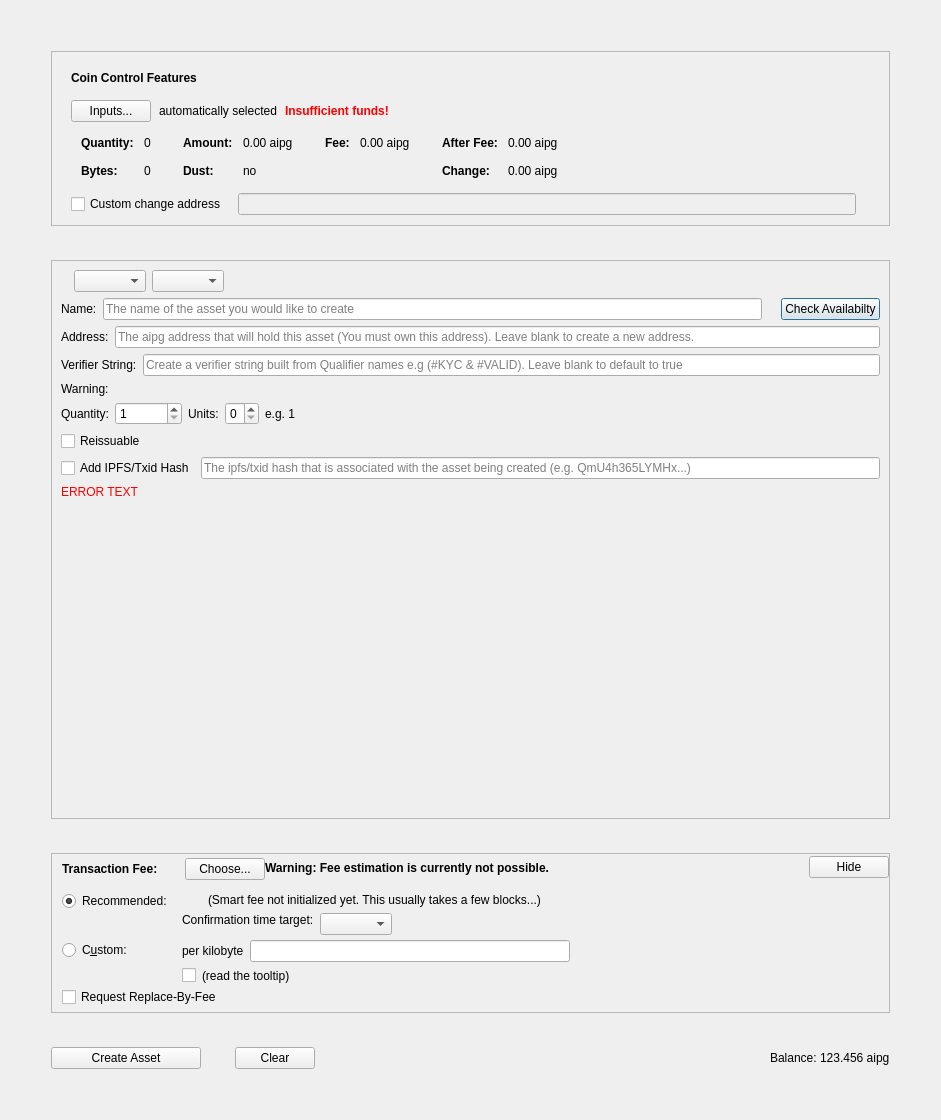
Above: src/qt/forms/createassetdialog.ui from AIPowerGrid/AI-Power-Grid-Core before the change. Below: the same form after it.
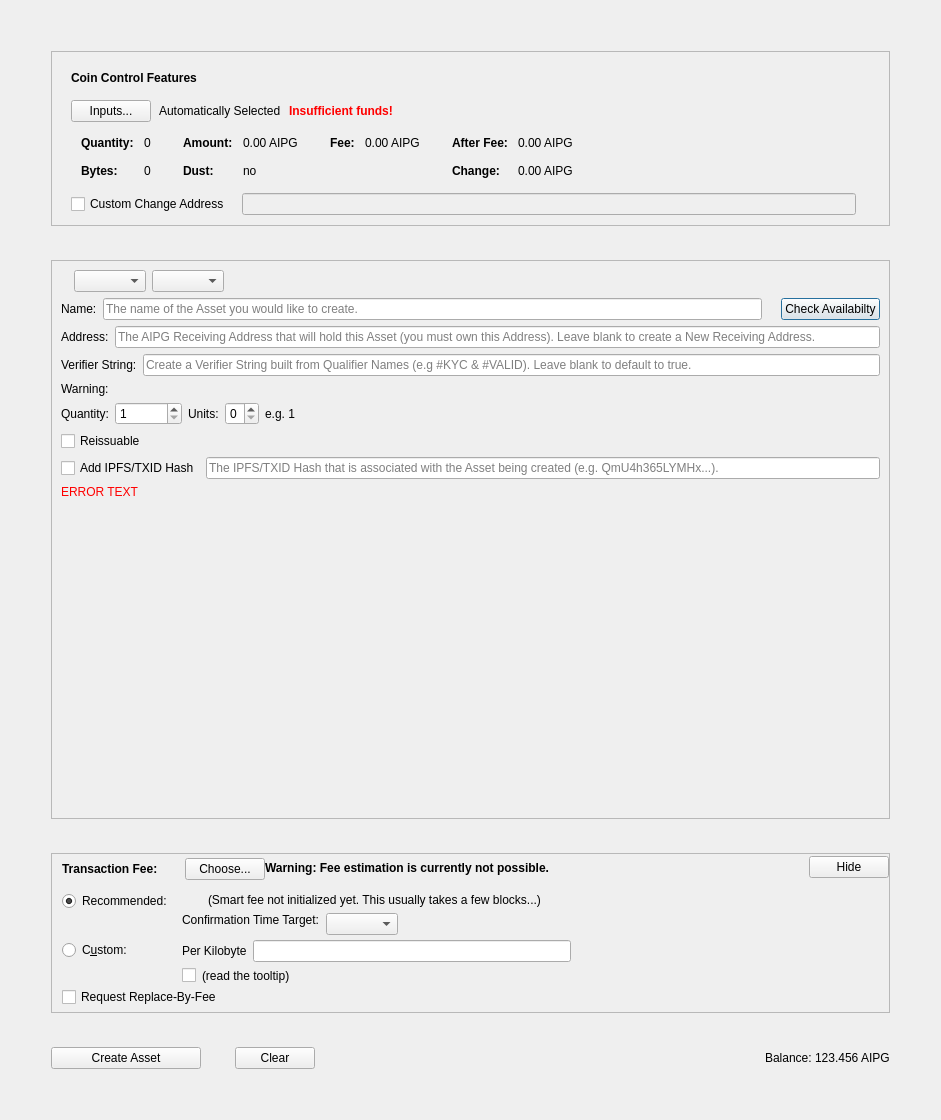
That is the form after the change. Custom widgets are drawn as their Qt base class.

What changed in the file:
```diff
--- a/src/qt/forms/createassetdialog.ui
+++ b/src/qt/forms/createassetdialog.ui
@@ -128,7 +128,7 @@
             <item>
              <widget class="QLabel" name="labelCoinControlAutomaticallySelected">
               <property name="text">
-               <string>automatically selected</string>
+               <string>Automatically Selected</string>
               </property>
               <property name="margin">
                <number>5</number>
@@ -335,7 +335,7 @@
                     <enum>Qt::ActionsContextMenu</enum>
                    </property>
                    <property name="text">
-                    <string notr="true">0.00 aipg</string>
+                    <string notr="true">0.00 AIPG</string>
                    </property>
                    <property name="textInteractionFlags">
                     <set>Qt::LinksAccessibleByMouse|Qt::TextSelectableByKeyboard|Qt::TextSelectableByMouse</set>
@@ -415,7 +415,7 @@
                     <enum>Qt::ActionsContextMenu</enum>
                    </property>
                    <property name="text">
-                    <string notr="true">0.00 aipg</string>
+                    <string notr="true">0.00 AIPG</string>
                    </property>
                    <property name="textInteractionFlags">
                     <set>Qt::LinksAccessibleByMouse|Qt::TextSelectableByKeyboard|Qt::TextSelectableByMouse</set>
@@ -466,7 +466,7 @@
                     <enum>Qt::ActionsContextMenu</enum>
                    </property>
                    <property name="text">
-                    <string notr="true">0.00 aipg</string>
+                    <string notr="true">0.00 AIPG</string>
                    </property>
                    <property name="textInteractionFlags">
                     <set>Qt::LinksAccessibleByMouse|Qt::TextSelectableByKeyboard|Qt::TextSelectableByMouse</set>
@@ -495,7 +495,7 @@
                     <enum>Qt::ActionsContextMenu</enum>
                    </property>
                    <property name="text">
-                    <string notr="true">0.00 aipg</string>
+                    <string notr="true">0.00 AIPG</string>
                    </property>
                    <property name="textInteractionFlags">
                     <set>Qt::LinksAccessibleByMouse|Qt::TextSelectableByKeyboard|Qt::TextSelectableByMouse</set>
@@ -529,7 +529,7 @@
                <string>If this is activated, but the change address is empty or invalid, change will be sent to a newly generated address.</string>
               </property>
               <property name="text">
-               <string>Custom change address</string>
+               <string>Custom Change Address</string>
               </property>
              </widget>
             </item>
@@ -650,7 +650,7 @@
                <number>30</number>
               </property>
               <property name="placeholderText">
-               <string>The name of the asset you would like to create</string>
+               <string>The name of the Asset you would like to create.</string>
               </property>
              </widget>
             </item>
@@ -688,7 +688,7 @@
                <string/>
               </property>
               <property name="placeholderText">
-               <string>The aipg address that will hold this asset (You must own this address). Leave blank to create a new address.</string>
+               <string>The AIPG Receiving Address that will hold this Asset (you must own this Address). Leave blank to create a New Receiving Address.</string>
               </property>
              </widget>
             </item>
@@ -706,7 +706,7 @@
             <item>
              <widget class="QLineEdit" name="lineEditVerifierString">
               <property name="placeholderText">
-               <string>Create a verifier string built from Qualifier names e.g (#KYC &amp; #VALID). Leave blank to default to true</string>
+               <string>Create a Verifier String built from Qualifier Names (e.g #KYC &amp; #VALID). Leave blank to default to true.</string>
               </property>
              </widget>
             </item>
@@ -812,7 +812,7 @@
                <string>Does this asset have an ipfs hash to go with it</string>
               </property>
               <property name="text">
-               <string>Add IPFS/Txid Hash</string>
+               <string>Add IPFS/TXID Hash</string>
               </property>
              </widget>
             </item>
@@ -825,7 +825,7 @@
                <number>64</number>
               </property>
               <property name="placeholderText">
-               <string>The ipfs/txid hash that is associated with the asset being created (e.g. QmU4h365LYMHx...)</string>
+               <string>The IPFS/TXID Hash that is associated with the Asset being created (e.g. QmU4h365LYMHx...).</string>
               </property>
              </widget>
             </item>
@@ -1076,7 +1076,7 @@
                       <string>If the custom fee is set to 1000 satoshis and the transaction is only 250 bytes, then &quot;per kilobyte&quot; only pays 250 satoshis in fee, while &quot;total at least&quot; pays 1000 satoshis. For transactions bigger than a kilobyte both pay by kilobyte.</string>
                      </property>
                      <property name="text">
-                      <string>per kilobyte</string>
+                      <string>Per Kilobyte</string>
                      </property>
                     </widget>
                    </item>
@@ -1259,7 +1259,7 @@
                      <item>
                       <widget class="QLabel" name="labelSmartFee3">
                        <property name="text">
-                        <string>Confirmation time target:</string>
+                        <string>Confirmation Time Target:</string>
                        </property>
                        <property name="margin">
                         <number>2</number>
@@ -1420,7 +1420,7 @@
             <enum>Qt::RightToLeft</enum>
            </property>
            <property name="text">
-            <string>123.456 aipg</string>
+            <string>123.456 AIPG</string>
            </property>
           </widget>
          </item>
```
Left out of the diff: 22 changed lines with no effect on the pictures.
